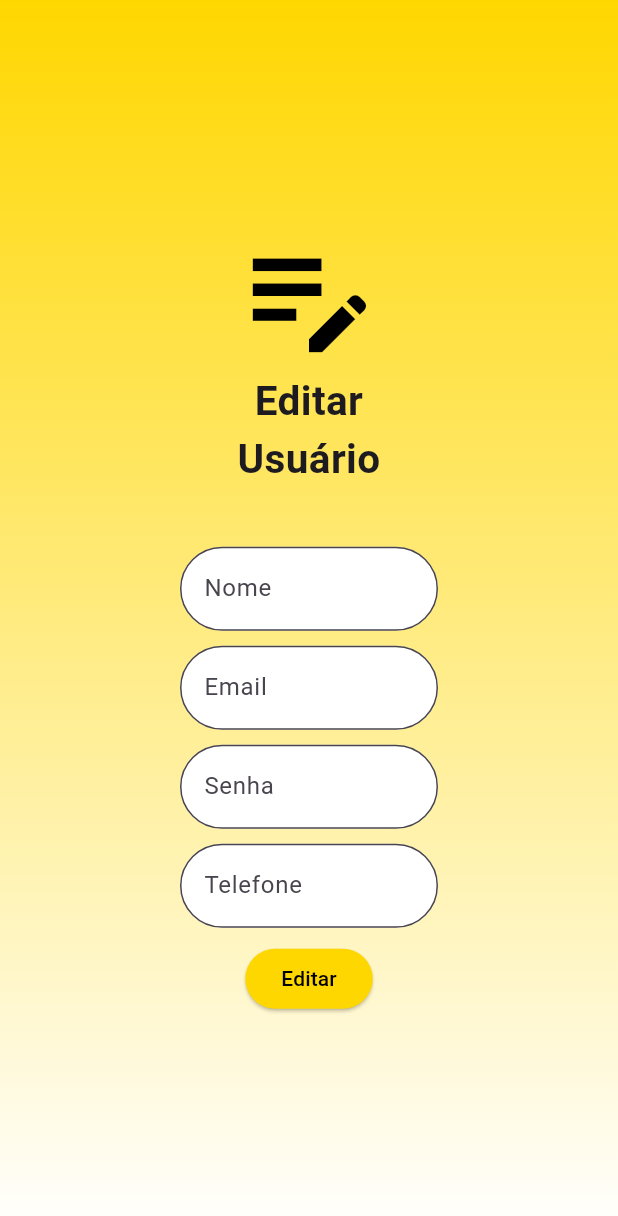
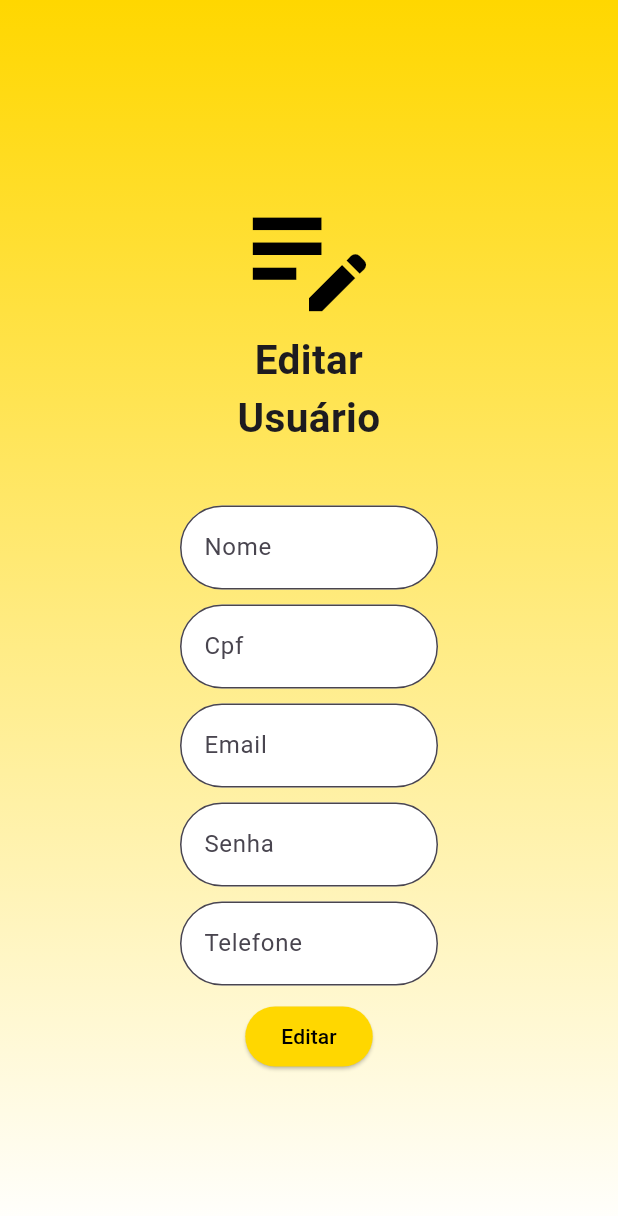
Before and after one commit to eduardamaganino/opt120-projetoOnibus, a Flutter app: the EditUserWidget screen opened directly with empty values, on a phone screen of 412 x 824 dp. Shown: the top 1216 px of the screen. Run offline on Flutter 3.47's test engine with Material 3 defaults, Android fonts, the phone set to English and light mode, and no system bars; our stand-ins replace flutter_secure_storage, shared_preferences; accounts and stored records are empty; network calls fail.

Commit message:
adicionando cpf no user

```diff
--- a/front/lib/models/userId.model.dart
+++ b/front/lib/models/userId.model.dart
@@ -3,8 +3,9 @@ class UserId {
   final String nome;
   final String email;
   final String senha;
+  final String cpf;
 
-  UserId(this.id, this.nome, this.email, this.senha);
+  UserId(this.id, this.nome, this.email, this.senha, this.cpf);
 
   static UserId? fromJson(jsonData) {}
 }
--- a/front/lib/models/usuario.model.dart
+++ b/front/lib/models/usuario.model.dart
@@ -1,11 +1,12 @@
 class User {
   final String nome;
+  final String cpf;
   final String email;
   final String senha;
   final String? telefone;
   final bool? isAdm;
 
-  User(this.nome, this.email, this.senha, this.telefone, this.isAdm);
+  User(this.nome, this.cpf, this.email, this.senha, this.telefone, this.isAdm);
 
   static User? fromJson(jsonData) {}
 }
--- a/front/lib/user/user-create.dart
+++ b/front/lib/user/user-create.dart
@@ -11,6 +11,7 @@ class CreateUserWidget extends StatefulWidget {
 
 class _CreateUserWidgetState extends State<CreateUserWidget> {
   String nome = '';
+  String cpf = '';
   String email = '';
   String senha = '';
   String telefone = '';
@@ -26,7 +27,8 @@ class _CreateUserWidgetState extends State<CreateUserWidget> {
         backgroundColor: const Color(0xFFFFD700),
       ),
       body: Container(
-        padding: const EdgeInsets.all(120.0), // Alterado para combinar com o tamanho da página de edição
+        padding: const EdgeInsets.all(
+            120.0), // Alterado para combinar com o tamanho da página de edição
         decoration: const BoxDecoration(
           gradient: LinearGradient(
             begin: Alignment.topCenter,
@@ -48,11 +50,17 @@ class _CreateUserWidgetState extends State<CreateUserWidget> {
                 color: Colors.black,
               ),
 
-
               // Nome
               _buildTextField('Nome', (value) {
                 setState(() {
                   nome = value;
+                });
+              }),
+              const SizedBox(height: 10),
+              // CPF
+              _buildTextField('Cpf', (value) {
+                setState(() {
+                  cpf = value;
                 });
               }),
               const SizedBox(height: 10),
@@ -79,7 +87,7 @@ class _CreateUserWidgetState extends State<CreateUserWidget> {
               const SizedBox(height: 30),
               ElevatedButton(
                 onPressed: () async {
-                  final user = User(nome, email, senha, telefone, false);
+                  final user = User(nome, cpf, email, senha, telefone, false);
 
                   final response = await http.post(
                     Uri.parse('http://localhost:3000/newUser'),
@@ -88,6 +96,7 @@ class _CreateUserWidgetState extends State<CreateUserWidget> {
                     },
                     body: jsonEncode(<String, String>{
                       'nome': nome,
+                      'cpf': cpf,
                       'email': email,
                       'senha': senha,
                       'telefone': telefone,
@@ -99,7 +108,8 @@ class _CreateUserWidgetState extends State<CreateUserWidget> {
                     context: context,
                     builder: (BuildContext context) {
                       return AlertDialog(
-                        title: Text(response.statusCode == 200 ? 'Parabéns!' : 'Erro'),
+                        title: Text(
+                            response.statusCode == 200 ? 'Parabéns!' : 'Erro'),
                         content: Text(response.statusCode == 200
                             ? 'Usuário criado com sucesso!'
                             : 'Erro ao criar usuário.'),
@@ -111,12 +121,13 @@ class _CreateUserWidgetState extends State<CreateUserWidget> {
                                 // Direciona para a página de login se a criação do usuário for bem-sucedida
                                 Navigator.pushAndRemoveUntil(
                                   context,
-                                  MaterialPageRoute(builder: (context) => LoginPage()), // Substitua por sua tela de login
+                                  MaterialPageRoute(
+                                      builder: (context) =>
+                                          LoginPage()), // Substitua por sua tela de login
                                   (route) => false,
-                                 );
+                                );
                               }
                             },
-
                             child: const Text('OK'),
                           ),
                         ],
@@ -142,14 +153,16 @@ class _CreateUserWidgetState extends State<CreateUserWidget> {
     );
   }
 
-  Widget _buildTextField(String hintText, Function(String) onChanged, {bool obscureText = false}) {
+  Widget _buildTextField(String hintText, Function(String) onChanged,
+      {bool obscureText = false}) {
     return TextField(
       obscureText: obscureText,
       style: const TextStyle(color: Colors.black),
       decoration: InputDecoration(
         labelText: hintText,
         border: const OutlineInputBorder(
-          borderRadius: BorderRadius.all(Radius.circular(100)), // Caixas de texto arredondadas
+          borderRadius: BorderRadius.all(
+              Radius.circular(100)), // Caixas de texto arredondadas
         ),
         filled: true,
         fillColor: Colors.white, // Cor de fundo das caixas
--- a/front/lib/user/user-edit.dart
+++ b/front/lib/user/user-edit.dart
@@ -14,6 +14,7 @@ class EditUserWidget extends StatefulWidget {
 
 class _EditUserWidgetState extends State<EditUserWidget> {
   String nome = '';
+  String cpf = '';
   String email = '';
   String senha = ''; // Inicializando a senha como string vazia
   String telefone = '';
@@ -35,6 +36,7 @@ class _EditUserWidgetState extends State<EditUserWidget> {
         final data = jsonDecode(response.body);
         setState(() {
           nome = data['nome'];
+          cpf = data['cpf'];
           email = data['email'];
           telefone = data['telefone'];
           isLoading = false;
@@ -137,6 +139,24 @@ class _EditUserWidgetState extends State<EditUserWidget> {
                     const SizedBox(height: 10),
                     TextField(
                       decoration: const InputDecoration(
+                        labelText: 'Cpf',
+                        border: OutlineInputBorder(
+                          borderRadius: BorderRadius.all(Radius.circular(100)),
+                        ),
+                        filled: true,
+                        fillColor: Colors.white,
+                      ),
+                      style: const TextStyle(color: Colors.black),
+                      controller: TextEditingController(text: cpf),
+                      onChanged: (value) {
+                        setState(() {
+                          cpf = value;
+                        });
+                      },
+                    ),
+                    const SizedBox(height: 10),
+                    TextField(
+                      decoration: const InputDecoration(
                         labelText: 'Email',
                         border: OutlineInputBorder(
                           borderRadius: BorderRadius.all(Radius.circular(100)),
@@ -193,7 +213,7 @@ class _EditUserWidgetState extends State<EditUserWidget> {
                     ElevatedButton(
                       onPressed: () async {
                         print(
-                            'Nome: $nome, Email: $email, Senha: $senha, Telefone: $telefone');
+                            'Nome: $nome, Cpf: $cpf, Email: $email, Senha: $senha, Telefone: $telefone');
 
                         final response = await http.put(
                           Uri.parse(
@@ -203,6 +223,7 @@ class _EditUserWidgetState extends State<EditUserWidget> {
                           },
                           body: jsonEncode(<String, String>{
                             'nome': nome,
+                            'cpf': cpf,
                             'email': email,
                             'senha': senha,
                             'telefone': telefone,
```
